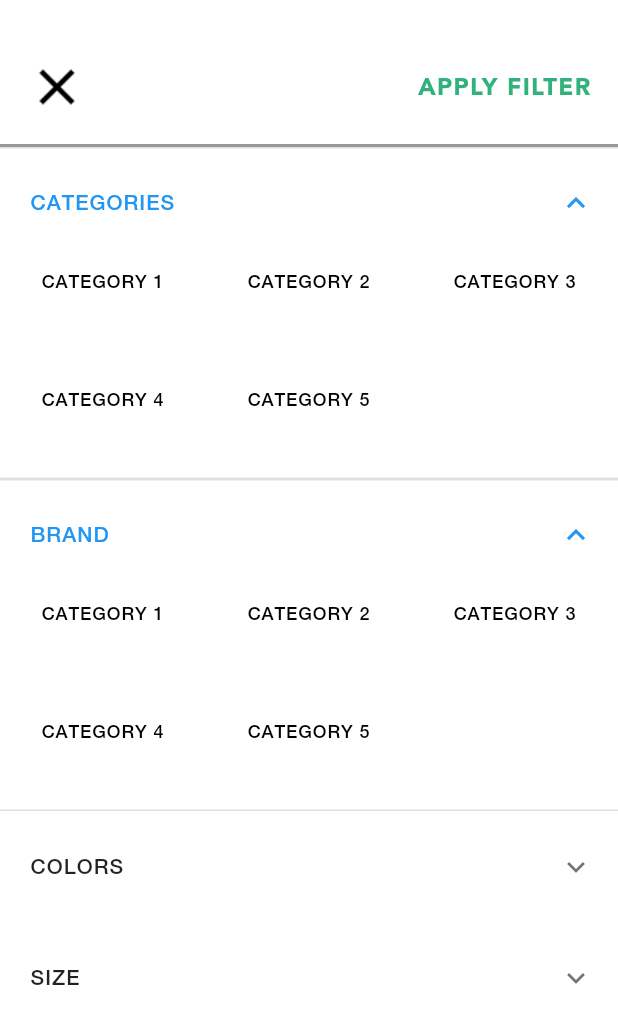
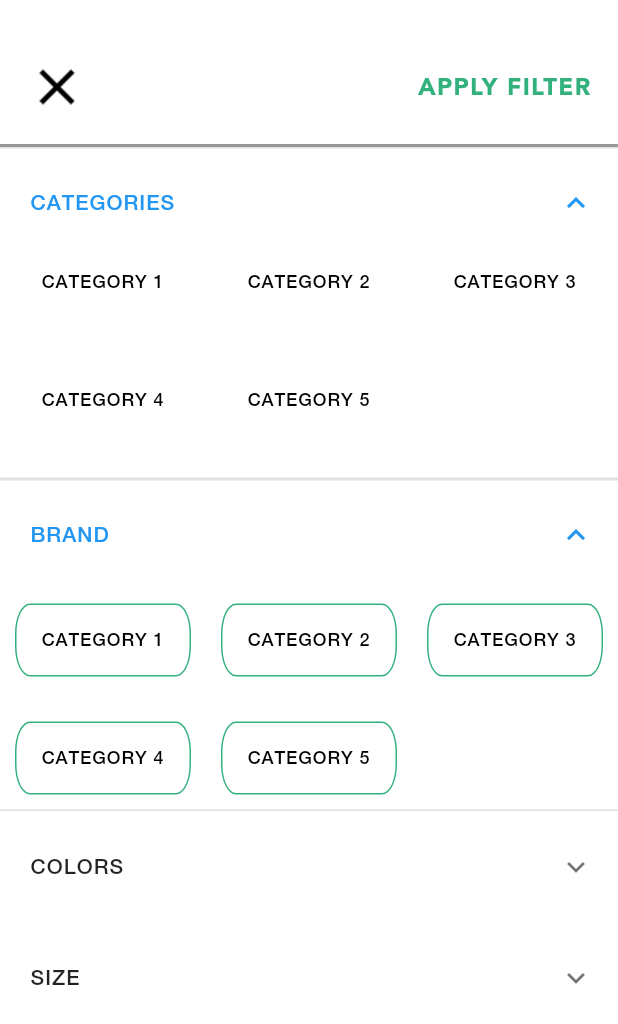
Before and after one commit to Stunntech/boutique-mobile-flutter, a Flutter app: the FilterPage screen opened directly, after a tap on "CATEGORIES", after a tap on "BRAND", on a phone screen of 412 x 824 dp. Shown: the top 1024 px of the screen. Run offline on Flutter 3.47's test engine with Material 2 defaults, Android fonts, the phone set to English and light mode, and no system bars; missing offline and left inert: flutter_statusbarcolor; project files that could hold a hidden picture were left out.

```diff
--- a/lib/FilterNew.dart
+++ b/lib/FilterNew.dart
@@ -1,4 +1,7 @@
+import 'dart:collection';
+
 import 'package:flutter/material.dart';
+import 'package:flutter_jahmaika/Jahmaika.dart';
 
 List<_FilterItemTile> _kCategoryTiles = <_FilterItemTile>[
   new _FilterItemTile(
@@ -41,6 +44,19 @@ class FilterPage extends StatefulWidget {
 }
 
 class FilterPageState extends State<FilterPage> {
+  HashMap<int, int> selectedMap = new HashMap();
+
+  @override
+  void initState() {
+    if (selectedMap.isEmpty) {
+      selectedMap[0] = 0;
+      selectedMap[1] = 0;
+      selectedMap[2] = 0;
+      selectedMap[3] = 0;
+    }
+    super.initState();
+  }
+
   @override
   Widget build(BuildContext context) {
     return new Scaffold(
@@ -137,6 +153,8 @@ class FilterPageState extends State<FilterPage> {
                                 ),
                               ),
                             ),
+
+                            //
                           );
                         }).toList(),
                       ),
@@ -168,8 +186,22 @@ class FilterPageState extends State<FilterPage> {
                         crossAxisCount: 3,
                         mainAxisSpacing: 10.0,
                         children: _kCategoryTiles.map((_FilterItemTile item) {
-                          return new GridTile(
+                          return new GestureDetector(
+                            onTap: () {
+                              print(item);
+                              // do something
+                            },
+                            child: new GridTile(
                               child: new Container(
+                                alignment: Alignment.center,
+                                decoration: new BoxDecoration(
+                                  shape: BoxShape.rectangle,
+                                  borderRadius: new BorderRadius.all(
+                                      new Radius.elliptical(10.0, 20.0)),
+                                  border: new Border.all(
+                                    color: const Color(0xFF33b17c),
+                                  ),
+                                ),
                                 margin: new EdgeInsets.all(10.0),
                                 child: new Text(
                                   item.itemName,
@@ -182,9 +214,10 @@ class FilterPageState extends State<FilterPage> {
                                   ),
                                 ),
                               ),
+                            ),
                           );
                         }).toList(),
-                      )
+                      ),
                     ],
                   ),
 
--- /dev/null
+++ b/lib/Jahmaika.dart
@@ -0,0 +1,13 @@
+import 'dart:collection';
+
+class Jahmaika {
+  static HashMap<int, int> selectedMap = new HashMap();
+  static void initSelectedMap() {
+    if (selectedMap.isEmpty) {
+      selectedMap[0] = 0;
+      selectedMap[1] = 0;
+      selectedMap[2] = 0;
+      selectedMap[3] = 0;
+    }
+  }
+}
--- a/pubspec.yaml
+++ b/pubspec.yaml
@@ -5,6 +5,7 @@ dependencies:
   flutter:
     sdk: flutter
   http: ^0.11.3+16
+  flutter_statusbarcolor: ^0.0.3
 
   # The following adds the Cupertino Icons font to your application.
   # Use with the CupertinoIcons class for iOS style icons.
```
Also changed, not shown: lib/gender_selection.dart (+8 -0 lines), pubspec.lock. Lines whose indentation alone changed are shown as unchanged.
